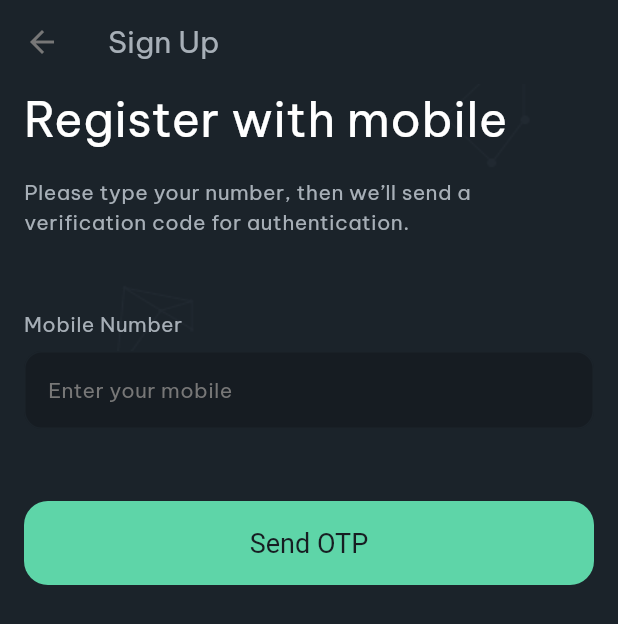
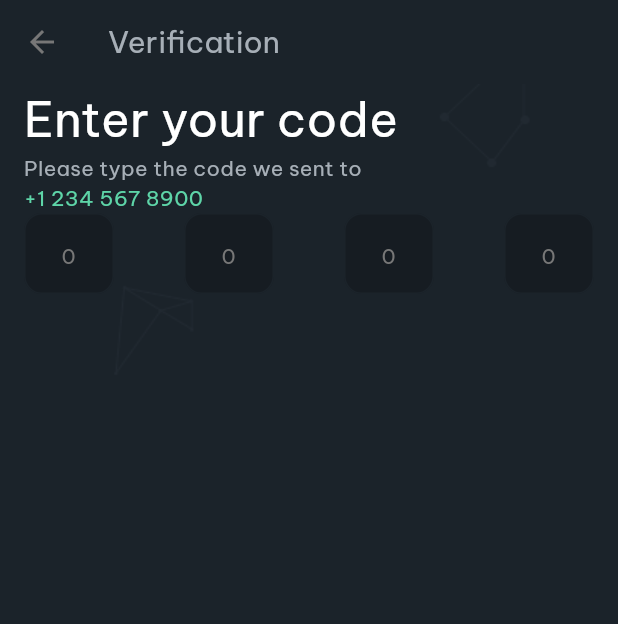
Before and after one commit to NjckEnder/TitansCrypto, a Flutter app: the RegisterWithMobileView screen opened by its route, after a tap on "Send OTP", on a phone screen of 412 x 824 dp. Shown: the top 624 px of the screen. Run offline on Flutter 3.47's test engine with Material 2 defaults, Android fonts, the phone set to English and light mode, and no system bars; our stand-ins replace equatable, firebase_auth, firebase_core, firebase_storage, flutter_bloc, flutter_svg and 3 more; accounts and stored records are empty.

Commit message:
verification OTP

```diff
--- a/lib/app/data/models/user_personal_inf.dart
+++ b/lib/app/data/models/user_personal_inf.dart
@@ -11,7 +11,6 @@ class UserInfo {
     this.errorMessage,
   });
 
-  @override
   List<Object?> get props => [email, password, isValid, errorMessage];
 
   UserInfo copyWith({
--- a/lib/app/presentation/auth/register_mobile/register_mobile.dart
+++ b/lib/app/presentation/auth/register_mobile/register_mobile.dart
@@ -19,13 +19,14 @@ class _RegisterWithMobileViewState extends State<RegisterWithMobileView> {
         appBar: AppBar(
           backgroundColor: ThemeColors.backgroundColor,
           elevation: 0,
-          // automaticallyImplyLeading: true,
           leading: IconButton(
             icon: const Icon(
               Icons.arrow_back,
               color: ThemeColors.textColor4,
             ),
-            onPressed: () {Navigator.pushReplacementNamed(context, '/authView');},
+            onPressed: () {
+              Navigator.pushReplacementNamed(context, '/authView');
+            },
           ),
           title: const AppText.titleMedium(
             text: 'Sign Up',
@@ -41,28 +42,33 @@ class _RegisterWithMobileViewState extends State<RegisterWithMobileView> {
                 text: 'Register with mobile',
                 color: ThemeColors.textColor1,
               ),
-               const AppPadding(
-                padding: AppEdgeInsets.only(top: AppGapSize.medium, bottom: AppGapSize.veryLarge),
-                 child: AppText.labelLarge(
+              const AppPadding(
+                padding: AppEdgeInsets.only(
+                    top: AppGapSize.medium, bottom: AppGapSize.veryLarge),
+                child: AppText.labelLarge(
                   text:
                       'Please type your number, then we’ll send a verification code for authentication.',
                   color: ThemeColors.textColor2,
                   textAlign: TextAlign.start,
-                             ),
-               ),
+                ),
+              ),
               const AppText.labelLarge(
                 text: 'Mobile Number',
                 color: ThemeColors.textColor2,
               ),
               AppPadding(
-                padding: const AppEdgeInsets.only(top: AppGapSize.small, bottom: AppGapSize.veryLarge),
+                padding: const AppEdgeInsets.only(
+                    top: AppGapSize.small, bottom: AppGapSize.veryLarge),
                 child: AppTextFormField.phone(
                     hintText: 'Enter your mobile',
                     controller: TextEditingController()),
               ),
               AppButton.max(
                 title: 'Send OTP',
-                onPressed: () {},
+                onPressed: () {
+                  Navigator.pushReplacementNamed(
+                      context, '/verificationOTPCode');
+                },
               )
             ],
           ),
--- /dev/null
+++ b/lib/app/presentation/auth/verification_OTP/verification_OTP.dart
@@ -0,0 +1,134 @@
+import 'package:flutter/material.dart';
+import 'package:flutter/services.dart';
+import 'package:titans_crypto/app/presentation/auth/widgets/widgets_auth.dart';
+import 'package:titans_crypto/app/widgets/app_widgets.dart';
+import 'package:titans_crypto/theme/config/theme_data.dart';
+
+class VerificationOTPCode extends StatefulWidget {
+  static const String routeName = "/verificationOTPCode";
+  const VerificationOTPCode({super.key});
+
+  @override
+  State<VerificationOTPCode> createState() => _VerificationOTPCodeState();
+}
+
+class _VerificationOTPCodeState extends State<VerificationOTPCode> {
+  @override
+  Widget build(BuildContext context) {
+    return AppViewLayout(
+      mobileView: AppBackground(
+          appBar: AppBar(
+            backgroundColor: ThemeColors.backgroundColor,
+            // elevation: 0,
+            leading: IconButton(
+              icon: const Icon(
+                Icons.arrow_back,
+                color: ThemeColors.textColor4,
+              ),
+              onPressed: () {
+                Navigator.pushReplacementNamed(context, '/registerMobile');
+              },
+            ),
+            title: const AppText.titleMedium(
+              text: 'Verification',
+              color: ThemeColors.textColor2,
+            ),
+          ),
+          body: AppPadding(
+            padding:
+                const AppEdgeInsets.symmetric(horizontal: AppGapSize.medium),
+            child: Column(
+              crossAxisAlignment: CrossAxisAlignment.start,
+              children: [
+                const AppText.headlineLarge(
+                  text: 'Enter your code',
+                  color: ThemeColors.textColor1,
+                ),
+                const AppText.labelLarge(
+                  text: 'Please type the code we sent to',
+                  color: ThemeColors.textColor2,
+                ),
+                const AppText.labelLarge(text: '+1 234 567 8900'),
+                Row(
+                  mainAxisAlignment: MainAxisAlignment.spaceBetween,
+                  children: [
+                    SizedBox(
+                      width: 60,
+                      height: 54,
+                      child: TextFormField(
+                        decoration: const InputDecoration(hintText: '0'),
+                        onChanged: (value) {
+                          if (value.length == 1) {
+                            FocusScope.of(context).nextFocus();
+                          }
+                        },
+                        keyboardType: TextInputType.number,
+                        textAlign: TextAlign.center,
+                        inputFormatters: [
+                          LengthLimitingTextInputFormatter(1),
+                          FilteringTextInputFormatter.digitsOnly
+                        ],
+                      ),
+                    ),
+                    SizedBox(
+                      width: 60,
+                      height: 54,
+                      child: TextFormField(
+                        decoration: const InputDecoration(hintText: '0'),
+                        onChanged: (value) {
+                          if (value.length == 1) {
+                            FocusScope.of(context).nextFocus();
+                          }
+                        },
+                        keyboardType: TextInputType.number,
+                        textAlign: TextAlign.center,
+                        inputFormatters: [
+                          LengthLimitingTextInputFormatter(1),
+                          FilteringTextInputFormatter.digitsOnly
+                        ],
+                      ),
+                    ),
+                    SizedBox(
+                      width: 60,
+                      height: 54,
+                      child: TextFormField(
+                        decoration: const InputDecoration(hintText: '0'),
+                        onChanged: (value) {
+                          if (value.length == 1) {
+                            FocusScope.of(context).nextFocus();
+                          }
+                        },
+                        keyboardType: TextInputType.number,
+                        textAlign: TextAlign.center,
+                        inputFormatters: [
+                          LengthLimitingTextInputFormatter(1),
+                          FilteringTextInputFormatter.digitsOnly
+                        ],
+                      ),
+                    ),
+                    SizedBox(
+                      width: 60,
+                      height: 54,
+                      child: TextFormField(
+                        decoration: const InputDecoration(hintText: '0'),
+                        onChanged: (value) {
+                          if (value.length == 1) {
+                            FocusScope.of(context).nextFocus();
+                          }
+                        },
+                        keyboardType: TextInputType.number,
+                        textAlign: TextAlign.center,
+                        inputFormatters: [
+                          LengthLimitingTextInputFormatter(1),
+                          FilteringTextInputFormatter.digitsOnly
+                        ],
+                      ),
+                    ),
+                  ],
+                )
+              ],
+            ),
+          )),
+    );
+  }
+}
--- a/lib/app/routes/app_routes.dart
+++ b/lib/app/routes/app_routes.dart
@@ -1,6 +1,7 @@
 import 'package:flutter/material.dart';
 import 'package:titans_crypto/app/presentation/auth/auth_view.dart';
 import 'package:titans_crypto/app/presentation/auth/register_mobile/register_mobile.dart';
+import 'package:titans_crypto/app/presentation/auth/verification_OTP/verification_OTP.dart';
 import 'package:titans_crypto/app/presentation/home_page/home_page.dart';
 import 'package:titans_crypto/app/presentation/onboarding/onboarding_view.dart';
 
@@ -26,6 +27,10 @@ class AppRoutes {
         return MaterialPageRoute(builder: (context)=>  const RegisterWithMobileView(),
         settings: const RouteSettings(name: RegisterWithMobileView.routeName)
         );
+      case VerificationOTPCode.routeName:
+        return MaterialPageRoute(builder: (context)=>  const VerificationOTPCode(),
+        settings: const RouteSettings(name: VerificationOTPCode.routeName)
+        );
       default:
         return _errorRoute();
     }
--- a/lib/main.dart
+++ b/lib/main.dart
@@ -1,6 +1,7 @@
 import 'package:flutter/material.dart';
 import 'package:flutter/services.dart';
 import 'package:titans_crypto/app/app.dart';
+// ignore: depend_on_referenced_packages
 import 'package:firebase_core/firebase_core.dart';
 
 Future<void> main() async {
```
